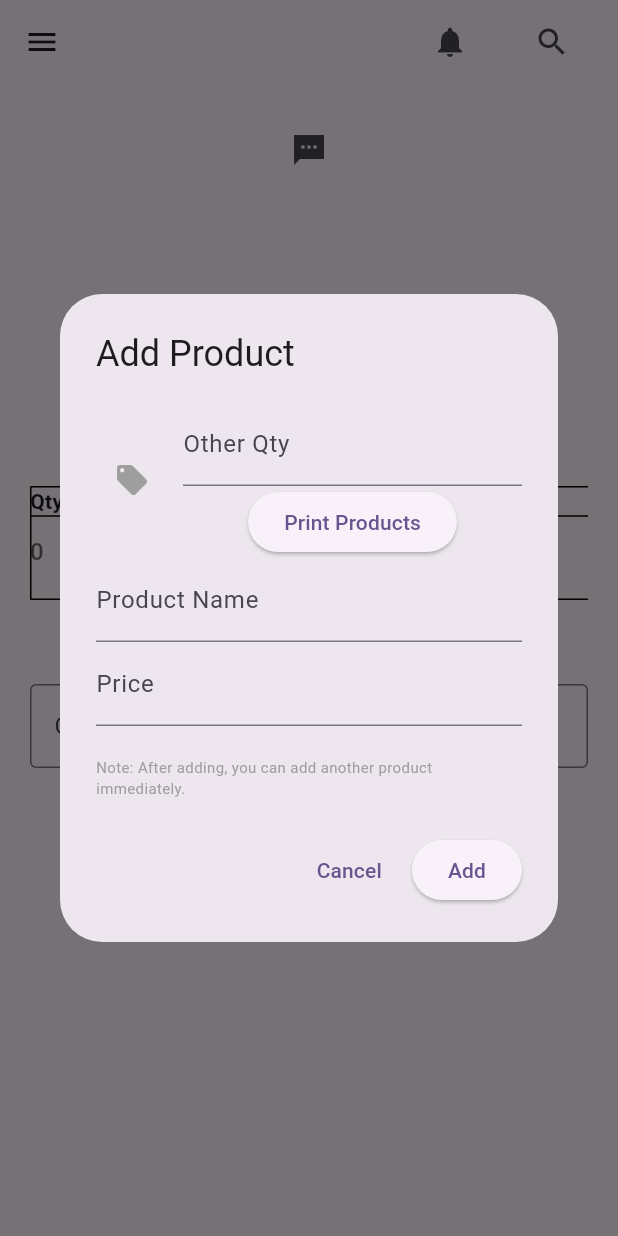
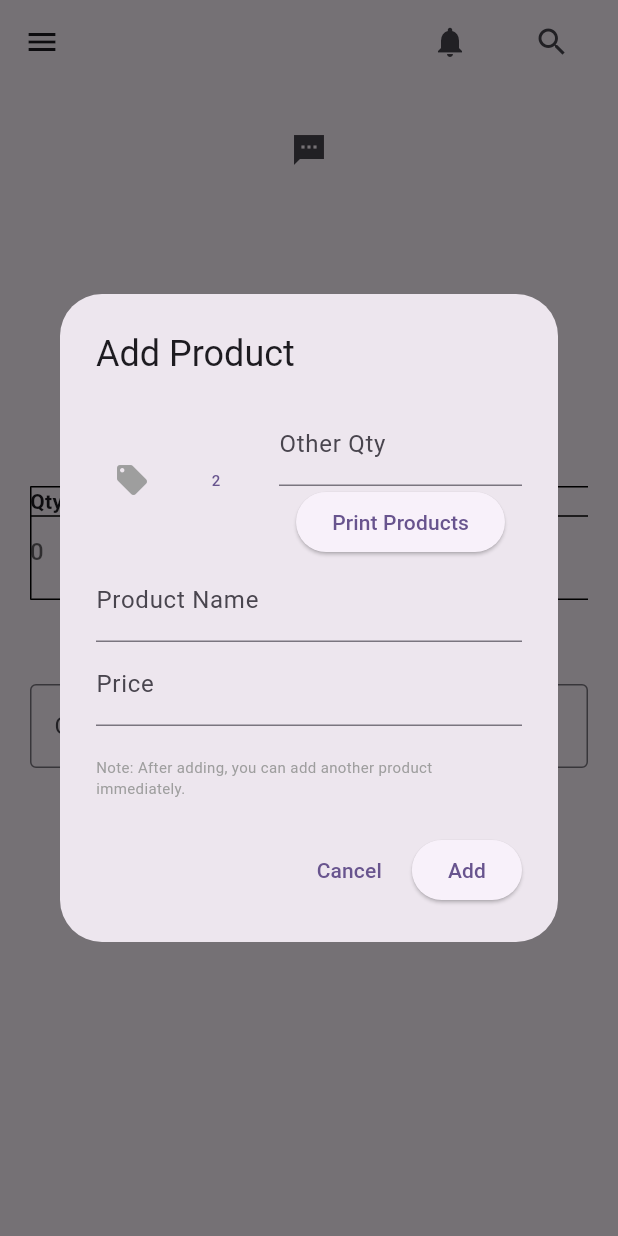
Before and after one commit to marluxdxd/cashier_app, a Flutter app: the screen it shows after launch, in the side drawer, after a tap on "Add Products", on a phone screen of 412 x 824 dp. Run offline on Flutter 3.47's test engine with Material 3 defaults, Android fonts, the phone set to English and light mode, and no system bars; drawn by our look-alikes of dropdown_search; our stand-ins replace flutter_svg, permission_handler, sqflite; accounts and stored records are empty.

Commit message:
start update qty

```diff
--- a/lib/home/view/product_add.dart
+++ b/lib/home/view/product_add.dart
@@ -22,7 +22,7 @@ class _AddProductState extends State<AddProduct> {
 
   void addProduct() async {
     if (_formKey.currentState!.validate()) {
-       final product = Product(
+      final product = Product(
         name: nameController.text,
         price: double.tryParse(priceController.text) ?? 0,
         qty: int.tryParse(qtyController.text) ?? 0, // ✅ Save qty
@@ -68,6 +68,8 @@ class _AddProductState extends State<AddProduct> {
           children: [
             Row(
               children: [
+
+
                 IconButton(
                   icon: Icon(
                     Icons.local_offer,
@@ -80,6 +82,16 @@ class _AddProductState extends State<AddProduct> {
                   },
                 ),
 
+                 TextButton(
+                  onPressed: () {
+                    // Action to perform when the button is pressed
+                    print('!');
+                  },
+                  child: Text('2',style: TextStyle(fontSize: 10),),
+                ),
+
+
+
                 SizedBox(width: 10), // spacing
                 Expanded(
                   child: Column(
@@ -90,15 +102,6 @@ class _AddProductState extends State<AddProduct> {
                         keyboardType: TextInputType.number,
                         decoration: InputDecoration(labelText: 'Other Qty'),
                       ),
-
-                      // // 📤 Read the qty stored in controller
-                      // ElevatedButton(
-                      //   onPressed: () {
-                      //     int otherqty = int.tryParse(qty1Controller.text) ?? 0;
-                      //     print("Qty is: $otherqty");
-                      //   },
-                      //   child: Text("Get Qty"),
-                      // ),
 
                       ElevatedButton(
                         onPressed: () async {
--- a/lib/home/viewModel/product_model.dart
+++ b/lib/home/viewModel/product_model.dart
@@ -20,3 +20,4 @@ class ProductModel {
     );
   }
 }
+//
```
